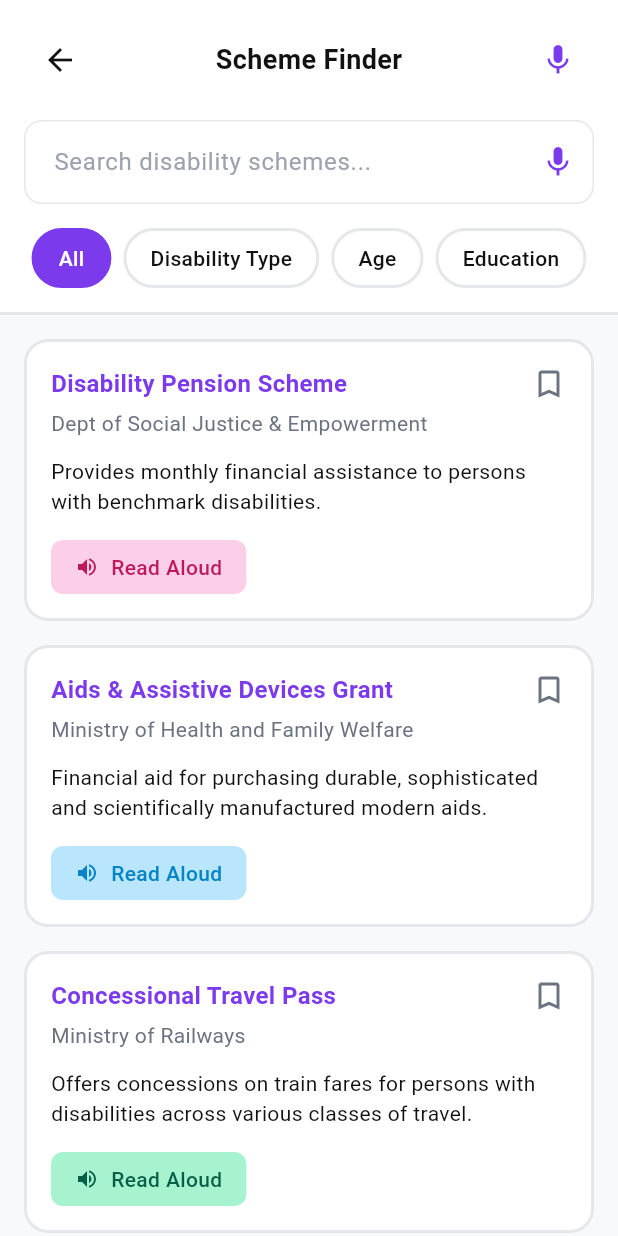
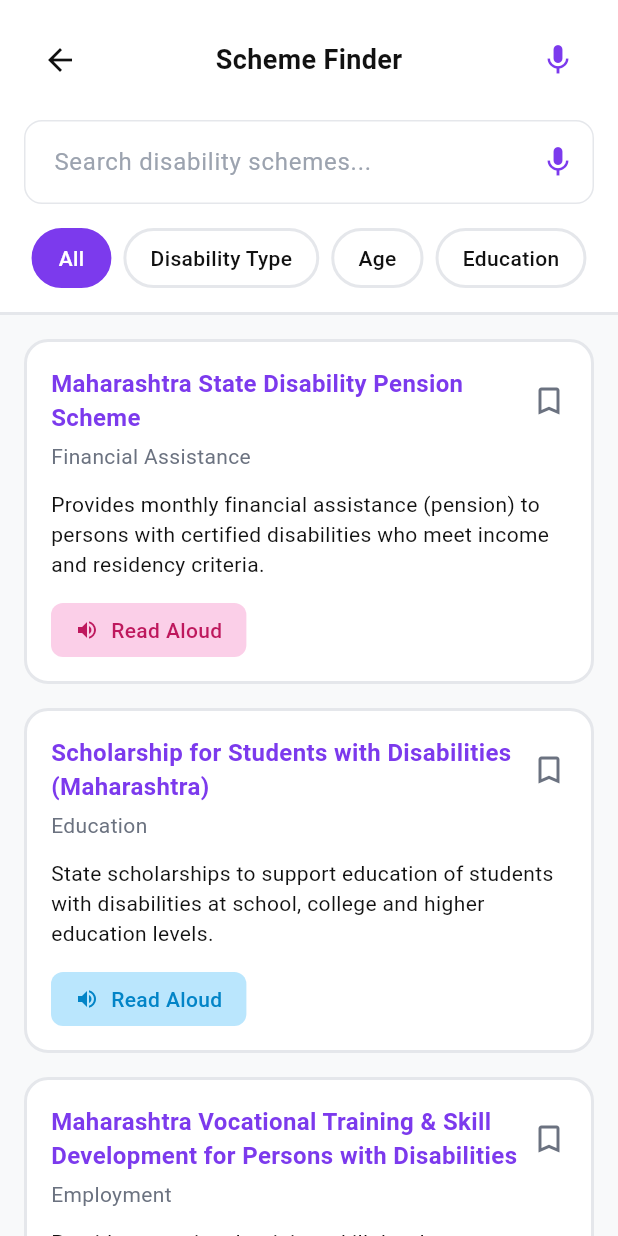
Before and after one commit to Ganesh-Code-Lives/AshaSahyoh_APP, a Flutter app: the SchemesFinder screen opened directly with empty values, after a tap on the "arrow back" icon, on a phone screen of 412 x 824 dp. Run offline on Flutter 3.47's test engine with Material 3 defaults, Android fonts, the phone set to English and light mode, and no system bars; our stand-ins replace shared_preferences, supabase_flutter; accounts and stored records are empty.

Commit message:
Added  Maharashtra disability schemes

```diff
--- a/lib/screens/schemes_finder.dart
+++ b/lib/screens/schemes_finder.dart
@@ -1,10 +1,59 @@
+import 'dart:convert';
+
 import 'package:flutter/material.dart';
+import 'package:flutter/services.dart' show rootBundle;
 import '../theme/app_theme.dart';
 
-class SchemesFinder extends StatelessWidget {
+class SchemesFinder extends StatefulWidget {
   final VoidCallback onBack;
 
   const SchemesFinder({super.key, required this.onBack});
+
+  @override
+  State<SchemesFinder> createState() => _SchemesFinderState();
+}
+
+class _SchemesFinderState extends State<SchemesFinder> {
+  List<dynamic> _schemes = [];
+  List<dynamic> _filtered = [];
+  bool _loading = true;
+
+  @override
+  void initState() {
+    super.initState();
+    _loadSchemes();
+  }
+
+  Future<void> _loadSchemes() async {
+    try {
+      final jsonString = await rootBundle.loadString('assets/schemes.json');
+      final data = jsonDecode(jsonString);
+      final list = (data['schemes'] as List<dynamic>?) ?? [];
+      setState(() {
+        _schemes = list;
+        _filtered = List.from(_schemes);
+        _loading = false;
+      });
+    } catch (e) {
+      setState(() => _loading = false);
+    }
+  }
+
+  void _onSearch(String q) {
+    final term = q.trim().toLowerCase();
+    if (term.isEmpty) {
+      setState(() => _filtered = List.from(_schemes));
+      return;
+    }
+    setState(() {
+      _filtered = _schemes.where((s) {
+        final name = (s['scheme_name'] ?? '').toString().toLowerCase();
+        final summary = (s['summary'] ?? '').toString().toLowerCase();
+        final category = (s['category'] ?? '').toString().toLowerCase();
+        return name.contains(term) || summary.contains(term) || category.contains(term);
+      }).toList();
+    });
+  }
 
   @override
   Widget build(BuildContext context) {
@@ -25,7 +74,7 @@ class SchemesFinder extends StatelessWidget {
                   Row(
                     mainAxisAlignment: MainAxisAlignment.spaceBetween,
                     children: [
-                      IconButton(onPressed: onBack, icon: const Icon(Icons.arrow_back, color: AppTheme.textMain)),
+                      IconButton(onPressed: widget.onBack, icon: const Icon(Icons.arrow_back, color: AppTheme.textMain)),
                       const Text('Scheme Finder', style: TextStyle(fontSize: 18, fontWeight: FontWeight.bold, color: AppTheme.textMain)),
                       IconButton(onPressed: () {}, icon: const Icon(Icons.mic, color: AppTheme.primary)),
                     ],
@@ -33,8 +82,9 @@ class SchemesFinder extends StatelessWidget {
                   const SizedBox(height: 16),
 
                   // Search Bar
-                  const TextField(
-                    decoration: InputDecoration(
+                  TextField(
+                    onChanged: _onSearch,
+                    decoration: const InputDecoration(
                       hintText: 'Search disability schemes...',
                       prefixIcon: null,
                       suffixIcon: Icon(Icons.mic, color: AppTheme.primary),
@@ -42,7 +92,7 @@ class SchemesFinder extends StatelessWidget {
                   ),
                   const SizedBox(height: 16),
 
-                  // Filter Chips
+                  // Filter Chips (static for now)
                   const SingleChildScrollView(
                     scrollDirection: Axis.horizontal,
                     child: Row(
@@ -63,34 +113,40 @@ class SchemesFinder extends StatelessWidget {
 
             // Schemes List
             Expanded(
-              child: ListView(
-                padding: const EdgeInsets.all(16),
-                children: const [
-                  _SchemeCard(
-                    title: 'Disability Pension Scheme',
-                    department: 'Dept of Social Justice & Empowerment',
-                    description: 'Provides monthly financial assistance to persons with benchmark disabilities.',
-                    readAloudColor: Color(0xFFBE185D),
-                    readAloudBg: Color(0xFFFBCFE8),
-                  ),
-                  SizedBox(height: 16),
-                  _SchemeCard(
-                    title: 'Aids & Assistive Devices Grant',
-                    department: 'Ministry of Health and Family Welfare',
-                    description: 'Financial aid for purchasing durable, sophisticated and scientifically manufactured modern aids.',
-                    readAloudColor: Color(0xFF0284C7),
-                    readAloudBg: Color(0xFFBAE6FD),
-                  ),
-                  SizedBox(height: 16),
-                  _SchemeCard(
-                    title: 'Concessional Travel Pass',
-                    department: 'Ministry of Railways',
-                    description: 'Offers concessions on train fares for persons with disabilities across various classes of travel.',
-                    readAloudColor: Color(0xFF065F46),
-                    readAloudBg: Color(0xFFA7F3D0),
-                  ),
-                ],
-              ),
+              child: _loading
+                  ? const Center(child: CircularProgressIndicator())
+                  : _filtered.isEmpty
+                      ? const Center(child: Text('No schemes found'))
+                      : ListView.builder(
+                          padding: const EdgeInsets.all(16),
+                          itemCount: _filtered.length,
+                          itemBuilder: (context, index) {
+                            final item = _filtered[index];
+                            final title = item['scheme_name'] ?? '';
+                            final department = item['category'] ?? '';
+                            final description = item['summary'] ?? '';
+                            // pick color set by index
+                            final colors = [
+                              [Color(0xFFBE185D), Color(0xFFFBCFE8)],
+                              [Color(0xFF0284C7), Color(0xFFBAE6FD)],
+                              [Color(0xFF065F46), Color(0xFFA7F3D0)],
+                              [Color(0xFF92400E), Color(0xFFFDE68A)],
+                            ];
+                            final pick = colors[index % colors.length];
+                            return Column(
+                              children: [
+                                _SchemeCard(
+                                  title: title,
+                                  department: department,
+                                  description: description,
+                                  readAloudColor: pick[0],
+                                  readAloudBg: pick[1],
+                                ),
+                                const SizedBox(height: 16),
+                              ],
+                            );
+                          },
+                        ),
             ),
           ],
         ),
--- a/pubspec.yaml
+++ b/pubspec.yaml
@@ -48,6 +48,7 @@ flutter:
   uses-material-design: true
   assets:
     - assets/images/
+    - assets/schemes.json
 
   # An image asset can refer to one or more resolution-specific "variants", see
   # https://flutter.dev/to/resolution-aware-images
```
Also changed, not shown: assets/schemes.json (added, +135 -0 lines), pubspec.lock.
